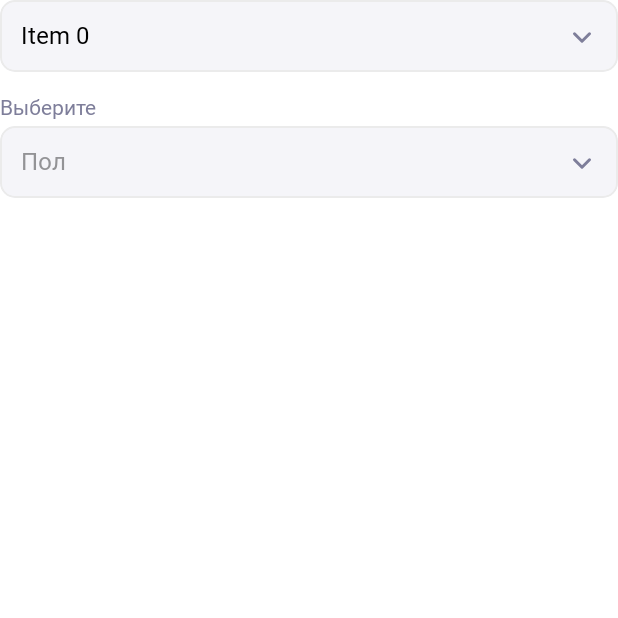
After one commit to Vrs-Alex/StudyMatuleApp, an Android app built with Jetpack Compose: the composable ShowSelect shown on its own in the app's theme, on a phone screen of 412 x 824 dp, the top half of it. The commit adds this screen. Run offline under Robolectric (Android 15) with nearby library versions, the phone set to English and light mode, and no system bars; Roboto replaces fonts that are not available here.

Commit message:
Added select & changed bottom sheet

```diff
--- a/Android/Library/app/src/main/java/vrsalex/matule/uikit/MainActivity.kt
+++ b/Android/Library/app/src/main/java/vrsalex/matule/uikit/MainActivity.kt
@@ -19,6 +19,7 @@ import vrsalex.matule.uikit.show.ShowButton
 import vrsalex.matule.uikit.show.ShowControllers
 import vrsalex.matule.uikit.show.ShowInput
 import vrsalex.matule.uikit.show.ShowSearch
+import vrsalex.matule.uikit.show.ShowSelect
 import vrsalex.matule.uikit.show.ShowSystemIcon
 import vrsalex.matule.uikit.theme.AppTheme
 
@@ -46,6 +47,8 @@ class MainActivity : ComponentActivity() {
                     ShowButton()
 
                     ShowBottomSheet()
+
+                    ShowSelect()
                 }
             }
         }
--- /dev/null
+++ b/Android/Library/app/src/main/java/vrsalex/matule/uikit/show/ShowSelect.kt
@@ -0,0 +1,40 @@
+package vrsalex.matule.uikit.show
+
+import androidx.compose.foundation.layout.Arrangement
+import androidx.compose.foundation.layout.Column
+import androidx.compose.runtime.Composable
+import androidx.compose.runtime.getValue
+import androidx.compose.runtime.mutableStateOf
+import androidx.compose.runtime.remember
+import androidx.compose.runtime.setValue
+import androidx.compose.ui.unit.dp
+import vrsalex.matule.uikit.component.select.AppSelect
+
+@Composable
+fun ShowSelect() {
+
+    Column(
+        verticalArrangement = Arrangement.spacedBy(16.dp)
+    ) {
+
+        val textList = List(10) { "Item $it" }
+        var selectedItem by remember { mutableStateOf<String?>(textList[0]) }
+        AppSelect(
+            items = textList,
+            onItemSelected = { selectedItem = it },
+            selectedItem = selectedItem,
+            placeholder = "Элемент"
+        )
+
+        val textList2 = listOf<String>("Мужчина", "Женщина")
+        var selectedItem2 by remember { mutableStateOf<String?>(null) }
+        AppSelect(
+            items = textList2,
+            onItemSelected = { selectedItem2 = it },
+            selectedItem = selectedItem2,
+            placeholder = "Пол",
+            label = "Выберите"
+        )
+
+    }
+}
--- /dev/null
+++ b/Android/Library/uikit/src/main/java/vrsalex/matule/uikit/component/select/AppSelect.kt
@@ -0,0 +1,138 @@
+package vrsalex.matule.uikit.component.select
+
+import androidx.compose.foundation.background
+import androidx.compose.foundation.border
+import androidx.compose.foundation.clickable
+import androidx.compose.foundation.layout.Arrangement
+import androidx.compose.foundation.layout.Column
+import androidx.compose.foundation.layout.Row
+import androidx.compose.foundation.layout.fillMaxWidth
+import androidx.compose.foundation.layout.height
+import androidx.compose.foundation.layout.padding
+import androidx.compose.foundation.shape.RoundedCornerShape
+import androidx.compose.material3.ExperimentalMaterial3Api
+import androidx.compose.material3.Text
+import androidx.compose.material3.rememberModalBottomSheetState
+import androidx.compose.material3.ripple
+import androidx.compose.runtime.Composable
+import androidx.compose.runtime.getValue
+import androidx.compose.runtime.mutableStateOf
+import androidx.compose.runtime.remember
+import androidx.compose.runtime.rememberCoroutineScope
+import androidx.compose.runtime.setValue
+import androidx.compose.ui.Alignment
+import androidx.compose.ui.Modifier
+import androidx.compose.ui.draw.clip
+import androidx.compose.ui.unit.dp
+import kotlinx.coroutines.launch
+import vrsalex.matule.uikit.component.icon.SystemIcon
+import vrsalex.matule.uikit.component.modal.AppModalBottomSheet
+import vrsalex.matule.uikit.theme.AppTheme
+import vrsalex.matule.uikit.theme.Black
+
+@OptIn(ExperimentalMaterial3Api::class)
+@Composable
+fun AppSelect(
+    items: List<String>,
+    onItemSelected: (String?) -> Unit,
+    selectedItem: String?,
+    placeholder: String,
+    modifier: Modifier = Modifier,
+    label: String? = null
+) {
+    val scope = rememberCoroutineScope()
+    val sheetState = rememberModalBottomSheetState()
+    var showBottomSheet by remember { mutableStateOf(false) }
+
+    if (showBottomSheet){
+        AppModalBottomSheet(
+            state = sheetState,
+            onDismissRequest = { showBottomSheet = false },
+            content = {
+                Column(modifier = modifier) {
+                    items.forEach { item ->
+                        Column(
+                            modifier = Modifier.fillMaxWidth()
+                                .clip(RoundedCornerShape(10.dp))
+                                .clickable(
+                                    interactionSource = null,
+                                    indication = ripple(),
+                                    onClick = {
+                                        scope.launch {
+                                            onItemSelected(item)
+                                            sheetState.hide()
+                                        }.invokeOnCompletion {
+                                            showBottomSheet = false
+                                        }
+                                    }
+                                )
+                                .padding(16.dp)
+                        ) {
+                            Text(
+                                text = item,
+                                color = Black
+                            )
+                        }
+                    }
+                }
+            },
+            onCloseClick = {
+                scope.launch {
+                    onItemSelected(null)
+                    sheetState.hide()
+                }
+            }
+        )
+    }
+
+
+    Column (
+        modifier = Modifier.fillMaxWidth(),
+        verticalArrangement = Arrangement.spacedBy(4.dp)
+    ) {
+        if (label != null){
+            Text(
+                text = label,
+                style = AppTheme.typography.captionRegular,
+                color = AppTheme.colors.description
+            )
+        }
+        Row(
+            modifier = Modifier
+                .fillMaxWidth()
+                .height(48.dp)
+                .clip(RoundedCornerShape(10.dp))
+                .background(AppTheme.colors.inputBg)
+                .border(1.dp, AppTheme.colors.inputStroke, RoundedCornerShape(10.dp))
+                .clickable(
+                    interactionSource = null,
+                    indication = ripple(),
+                    onClick = { showBottomSheet = true }
+                )
+                .padding(horizontal = 14.dp),
+            verticalAlignment = Alignment.CenterVertically
+        ) {
+            if (selectedItem != null) {
+                Text(
+                    text = selectedItem,
+                    style = AppTheme.typography.headLineRegular,
+                    color = Black,
+                    modifier = Modifier.weight(1f)
+                )
+            } else {
+                Text(
+                    text = placeholder,
+                    style = AppTheme.typography.headLineRegular,
+                    color = AppTheme.colors.caption,
+                    modifier = Modifier.weight(1f)
+                )
+            }
+            SystemIcon(
+                icon = SystemIcon.DOWN,
+                tint = AppTheme.colors.description
+            )
+        }
+    }
+
+
+}
```
Also changed, not shown: Android/Library/uikit/src/main/java/vrsalex/matule/uikit/component/modal/AppModalBottomSheet.kt (+6 -2 lines).
